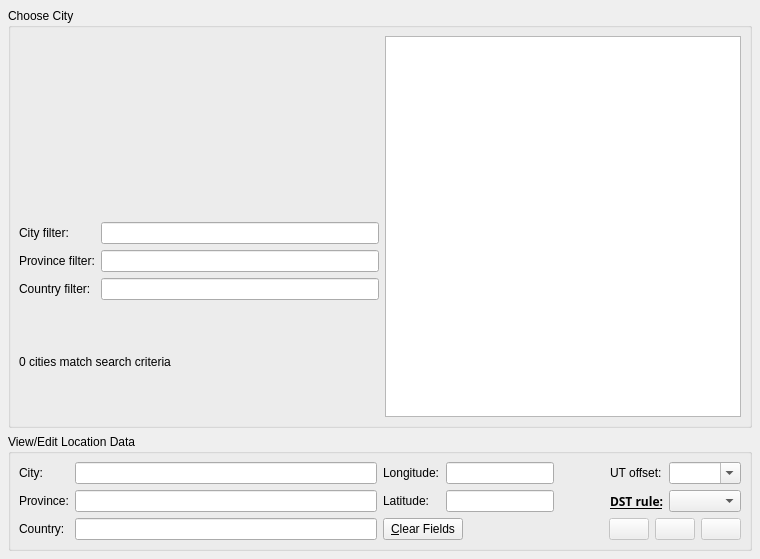
Old version of the form kstars/dialogs/locationdialog.ui in the repository KDE/kstars.
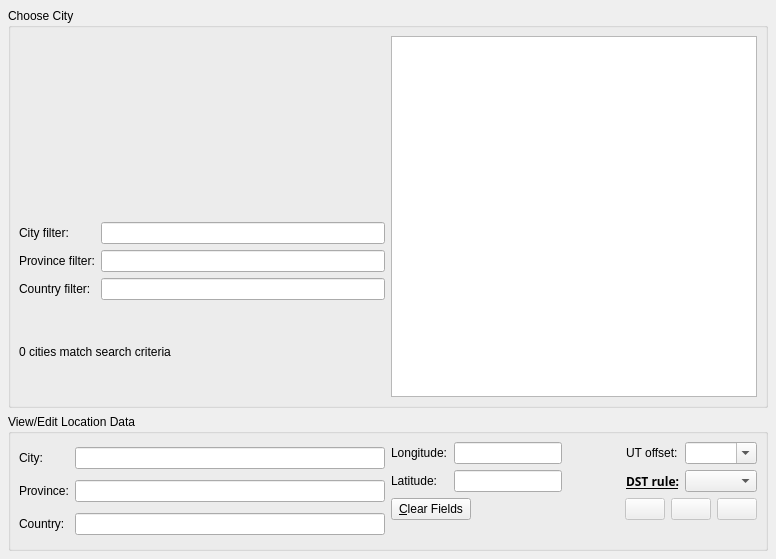
New version of the form. Custom widgets are drawn as their Qt base class.

Commit message:
In the Geographic Location form, inform users of validation errors.
Daniel just reported a bug on the bugzilla about a usability issue in
the Geographic Location form.

The issue is that users are not informed of validation errors, so it's
not obvious as to why the 'Add City to List' button is grayed
out. (Also, counterintuitively, the longitude box comes before the
latitude box. Maybe this should be changed too...).

This commit fixes the problem by including a label that displays the
appropriate error message.

Thanks, Daniel! I was looking for some low-hanging fruit :)

GUI:

The edit to the form file:
```diff
--- a/kstars/dialogs/locationdialog.ui
+++ b/kstars/dialogs/locationdialog.ui
@@ -6,7 +6,7 @@
    <rect>
     <x>0</x>
     <y>0</y>
-    <width>760</width>
+    <width>776</width>
     <height>559</height>
    </rect>
   </property>
@@ -545,6 +545,83 @@
           </item>
          </layout>
         </item>
+        <item>
+         <widget class="QLabel" name="errorLabel">
+          <property name="palette">
+           <palette>
+            <active>
+             <colorrole role="WindowText">
+              <brush brushstyle="SolidPattern">
+               <color alpha="255">
+                <red>255</red>
+                <green>0</green>
+                <blue>0</blue>
+               </color>
+              </brush>
+             </colorrole>
+             <colorrole role="Text">
+              <brush brushstyle="SolidPattern">
+               <color alpha="255">
+                <red>0</red>
+                <green>0</green>
+                <blue>0</blue>
+               </color>
+              </brush>
+             </colorrole>
+            </active>
+            <inactive>
+             <colorrole role="WindowText">
+              <brush brushstyle="SolidPattern">
+               <color alpha="255">
+                <red>255</red>
+                <green>0</green>
+                <blue>0</blue>
+               </color>
+              </brush>
+             </colorrole>
+             <colorrole role="Text">
+              <brush brushstyle="SolidPattern">
+               <color alpha="255">
+                <red>0</red>
+                <green>0</green>
+                <blue>0</blue>
+               </color>
+              </brush>
+             </colorrole>
+            </inactive>
+            <disabled>
+             <colorrole role="WindowText">
+              <brush brushstyle="SolidPattern">
+               <color alpha="255">
+                <red>190</red>
+                <green>190</green>
+                <blue>190</blue>
+               </color>
+              </brush>
+             </colorrole>
+             <colorrole role="Text">
+              <brush brushstyle="SolidPattern">
+               <color alpha="255">
+                <red>190</red>
+                <green>190</green>
+                <blue>190</blue>
+               </color>
+              </brush>
+             </colorrole>
+            </disabled>
+           </palette>
+          </property>
+          <property name="font">
+           <font>
+            <weight>75</weight>
+            <bold>true</bold>
+           </font>
+          </property>
+          <property name="text">
+           <string/>
+          </property>
+         </widget>
+        </item>
        </layout>
       </item>
      </layout>
```
The commit also changes 2 other files.
